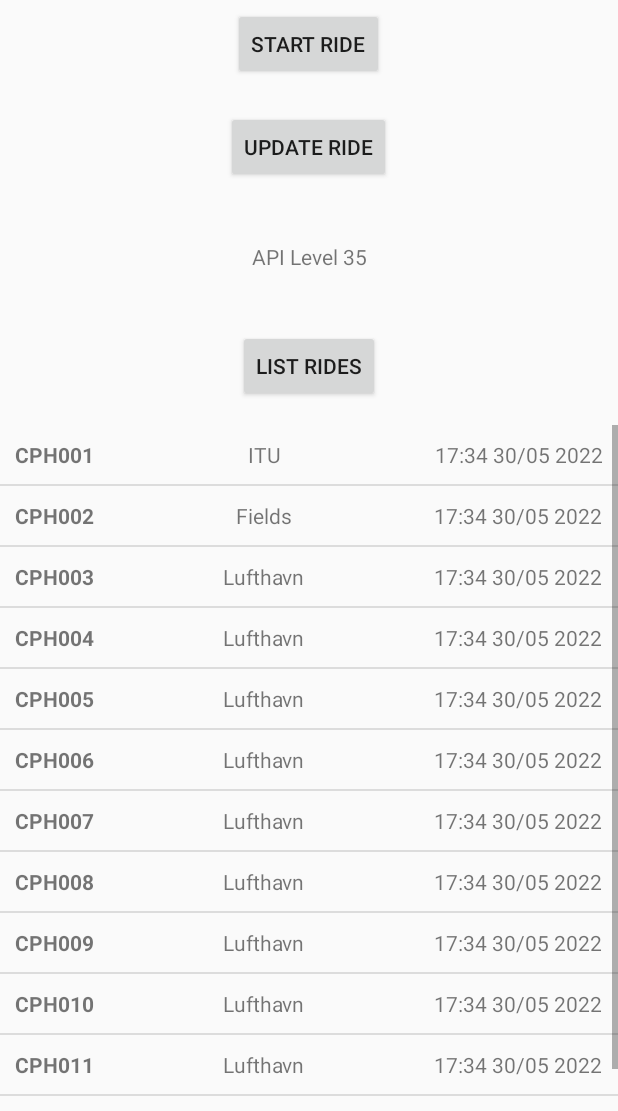
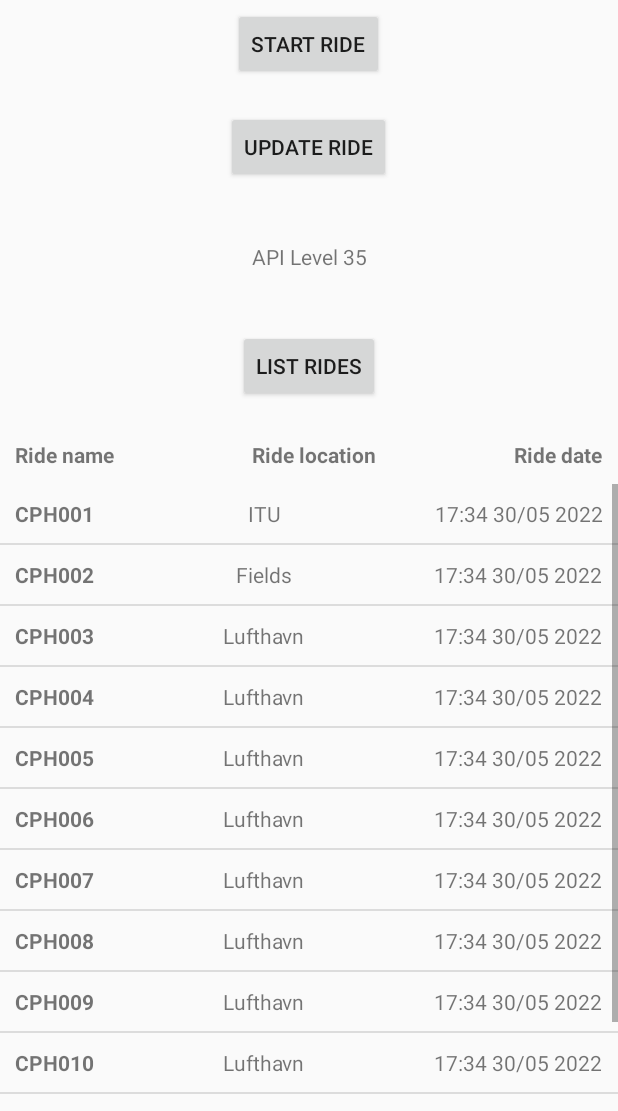
Before and after one commit to JacobMoller/ScooterSharing, an Android app: the screen it shows after launch (MainActivity), after a tap on "LIST RIDES", on a phone screen of 412 x 824 dp, the part 125-1236 px from its top. Run offline under Robolectric (Android 15) with nearby library versions, the phone set to English and light mode, and no system bars; our stand-ins replace FlexboxLayout.

Commit message:
Add locatiolist header

```diff
--- a/app/src/main/java/dk/itu/moapd/scootersharing/jacj/MainActivity.kt
+++ b/app/src/main/java/dk/itu/moapd/scootersharing/jacj/MainActivity.kt
@@ -36,11 +36,13 @@ class MainActivity : AppCompatActivity() {
             }
 
             listRidesButton.setOnClickListener {
-                if(rideListView.visibility == View.GONE){
+                if(rideListViewGroup.visibility == View.GONE){
                     rideListView.visibility = View.VISIBLE
+                    rideListViewGroup.visibility = View.VISIBLE
                 }
                 else{
                     rideListView.visibility = View.GONE
+                    rideListViewGroup.visibility = View.GONE
                 }
             }
 
--- a/app/src/main/res/layout/activity_main.xml
+++ b/app/src/main/res/layout/activity_main.xml
@@ -43,9 +43,40 @@
         android:id="@+id/list_rides_button"
         android:layout_margin="15dp"
         android:text="@string/list_rides"/>
+    <LinearLayout
+        android:layout_width="match_parent"
+        android:layout_height="wrap_content"
+        android:id="@+id/ride_list_view_group"
+        android:visibility="gone"
+        android:orientation="vertical">
+    <com.google.android.flexbox.FlexboxLayout
+        xmlns:app="http://schemas.android.com/apk/res-auto"
+        android:layout_width="match_parent"
+        android:layout_height="wrap_content"
+        android:padding="10dp"
+        app:justifyContent="space_between">
+        <TextView
+            android:id="@+id/ride_name"
+            android:layout_width="wrap_content"
+            android:layout_height="match_parent"
+            android:textStyle="bold"
+            android:text="@string/default_ride_name"/>
+        <TextView
+            android:id="@+id/ride_location"
+            android:layout_width="wrap_content"
+            android:layout_height="match_parent"
+            android:textStyle="bold"
+            android:text="@string/default_ride_location"/>
+        <TextView
+            android:id="@+id/ride_date"
+            android:layout_width="wrap_content"
+            android:layout_height="match_parent"
+            android:textStyle="bold"
+            android:text="@string/default_ride_date"/>
+    </com.google.android.flexbox.FlexboxLayout>
     <ListView
         android:id="@+id/ride_list_view"
         android:layout_width="match_parent"
-        android:layout_height="match_parent"
-        android:visibility="gone" />
+        android:layout_height="match_parent" />
+    </LinearLayout>
 </LinearLayout>
```
